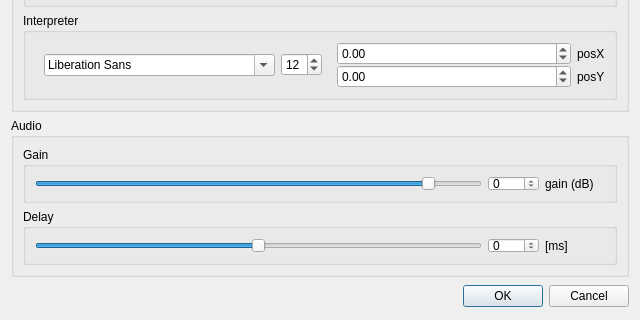
Qt form gui/UIs/streamcontrols.ui (iem-projects/striem) before a commit; both pictures show x 0 to 640 and y 213 to 533 of the 640 by 533 pixel window.
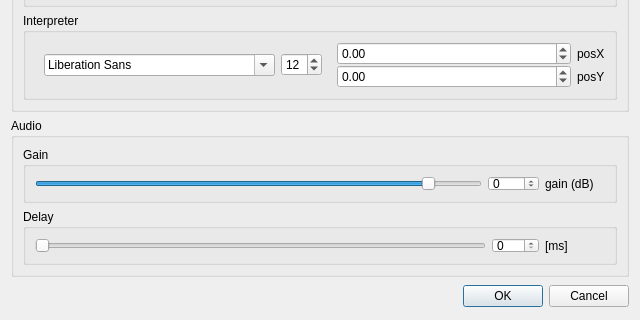
The same form after that commit.

Commit message:
prefixed "audio" sliders with 'a'
so we can also have "video" ('v') sliders

```diff
--- a/gui/UIs/streamcontrols.ui
+++ b/gui/UIs/streamcontrols.ui
@@ -453,10 +453,7 @@
         </property>
         <layout class="QHBoxLayout" name="horizontalLayout_14">
          <item>
-          <widget class="QSlider" name="delaySlider">
-           <property name="minimum">
-            <number>-999</number>
-           </property>
+          <widget class="QSlider" name="adelaySlider">
            <property name="maximum">
             <number>999</number>
            </property>
@@ -466,10 +463,7 @@
           </widget>
          </item>
          <item>
-          <widget class="QSpinBox" name="delayValue">
-           <property name="minimum">
-            <number>-999</number>
-           </property>
+          <widget class="QSpinBox" name="adelayValue">
            <property name="maximum">
             <number>999</number>
            </property>
```
Left out of the diff: 22 changed lines with no effect on the pictures. The commit also changes 1 other file.
